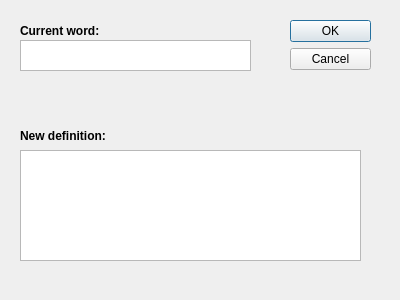
Above: addnewword.ui from viettungvuong/CS163 before the change. Below: the same form after it.
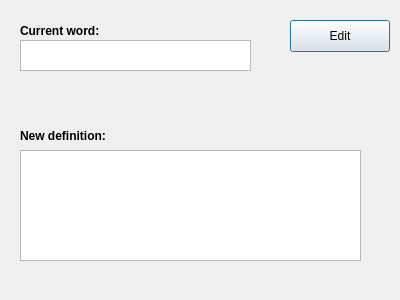
That is the form after the change.

Commit message: Them cai editword

The edit to the form file:
```diff
--- a/addnewword.ui
+++ b/addnewword.ui
@@ -13,22 +13,6 @@
   <property name="windowTitle">
    <string>Dialog</string>
   </property>
-  <widget class="QDialogButtonBox" name="buttonBox">
-   <property name="geometry">
-    <rect>
-     <x>290</x>
-     <y>20</y>
-     <width>81</width>
-     <height>241</height>
-    </rect>
-   </property>
-   <property name="orientation">
-    <enum>Qt::Vertical</enum>
-   </property>
-   <property name="standardButtons">
-    <set>QDialogButtonBox::Cancel|QDialogButtonBox::Ok</set>
-   </property>
-  </widget>
   <widget class="QLabel" name="label_3">
    <property name="geometry">
     <rect>
@@ -90,6 +74,19 @@
     <enum>Qt::ScrollBarAlwaysOff</enum>
    </property>
   </widget>
+  <widget class="QPushButton" name="pushButton">
+   <property name="geometry">
+    <rect>
+     <x>290</x>
+     <y>20</y>
+     <width>100</width>
+     <height>32</height>
+    </rect>
+   </property>
+   <property name="text">
+    <string>Edit</string>
+   </property>
+  </widget>
  </widget>
  <resources/>
  <connections>
```
Left out of the diff: 35 changed lines with no effect on the pictures. The commit also changes 2 other files.
